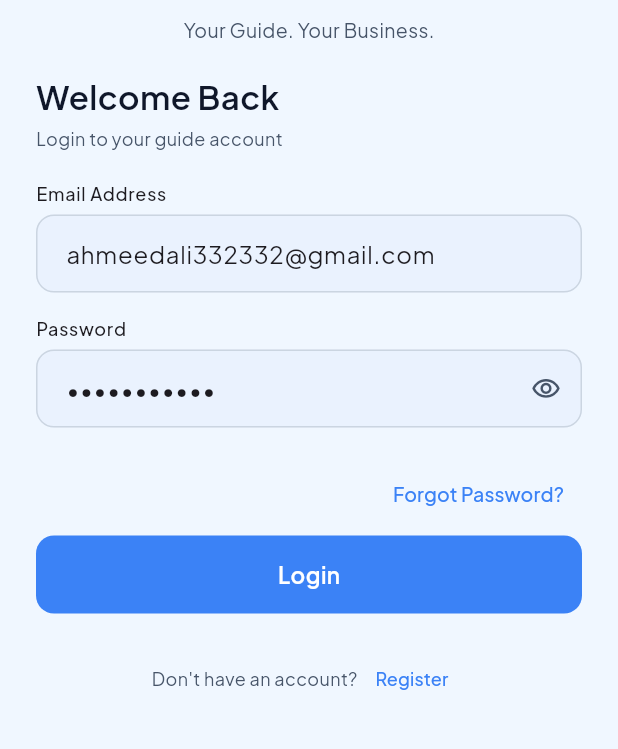
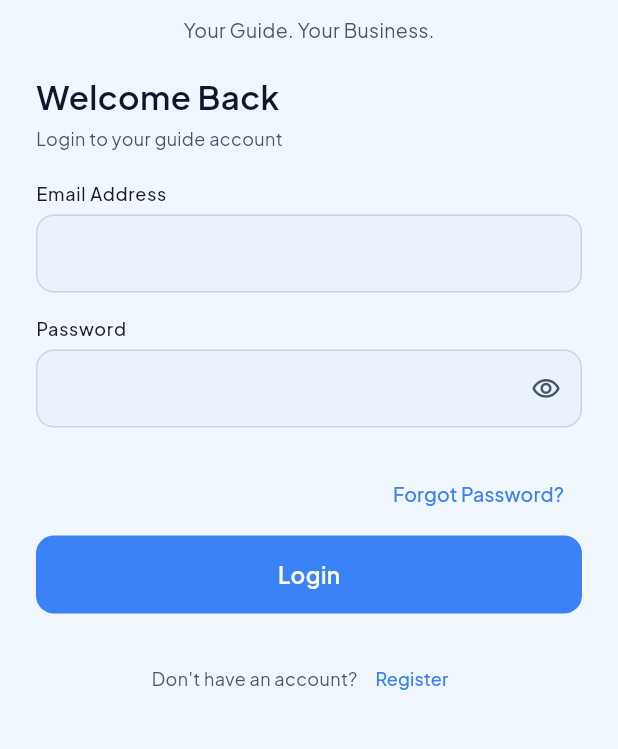
Before and after one commit to ahmedali221/tourcast-app, a Flutter app: the screen it shows after launch, on a phone screen of 412 x 824 dp, the part 336-1085 px from its top. Run offline on Flutter 3.47's test engine with Material 3 defaults, Android fonts, the phone set to English and light mode, and no system bars; our stand-ins replace cached_network_image, dio, flutter_bloc, flutter_local_notifications, flutter_secure_storage, get_it and 7 more; missing offline and left inert: workmanager; accounts and stored records are empty; statements that could not run were skipped.

Commit message:
fix: remove hardcoded credentials from login page and update version to 1.0.0+2

```diff
--- a/lib/features/auth/view/login_page.dart
+++ b/lib/features/auth/view/login_page.dart
@@ -33,8 +33,8 @@ class _LoginView extends StatefulWidget {
 
 class _LoginViewState extends State<_LoginView> {
   final _formKey = GlobalKey<FormState>();
-  final _emailCtrl = TextEditingController(text: 'ahmeedali332332@gmail.com');
-  final _passwordCtrl = TextEditingController(text: 'Ahmed@li123');
+  final _emailCtrl = TextEditingController();
+  final _passwordCtrl = TextEditingController();
   bool _obscure = true;
 
   @override
--- a/pubspec.yaml
+++ b/pubspec.yaml
@@ -2,7 +2,7 @@ name: tourguide_app
 description: "NileTech Tour Guide - Professional mobile application for Tour Guides."
 publish_to: 'none'
 
-version: 1.0.0+1
+version: 1.0.0+2
 
 environment:
   sdk: ^3.10.4
```
